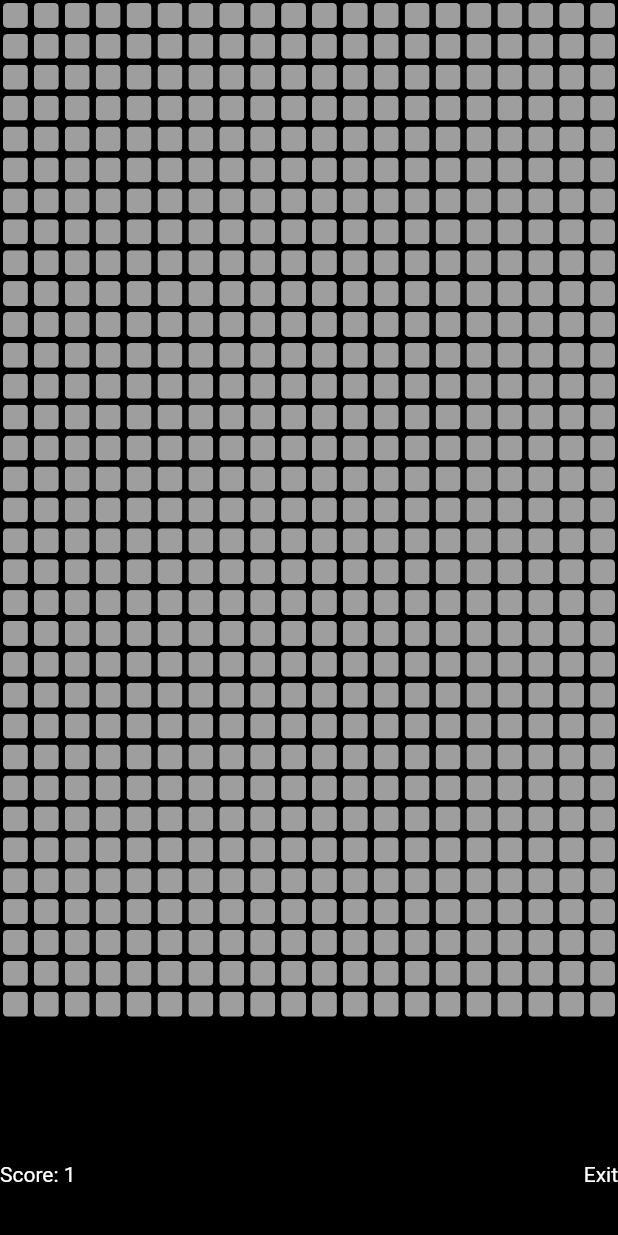
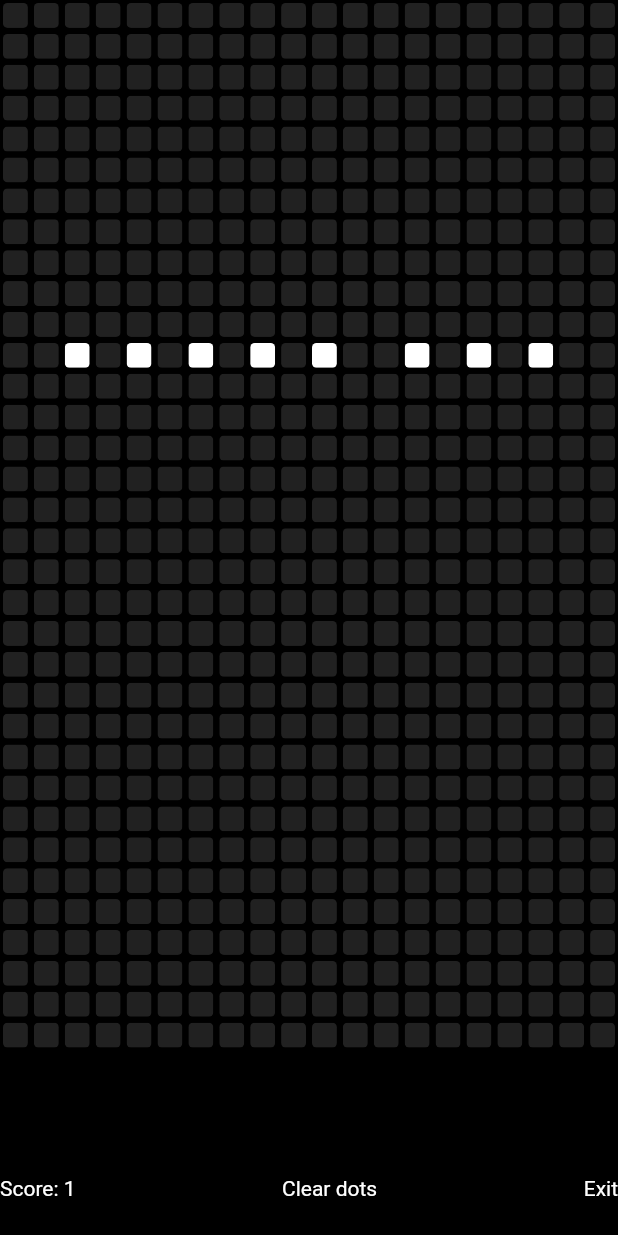
Before and after one commit to wkulczi/TheGame, a Flutter app: the screen it shows after launch, after a tap on "Exit", on a phone screen of 412 x 824 dp. Run offline on Flutter 3.47's test engine with Material 2 defaults, Android fonts, the phone set to English and light mode, and no system bars; our stand-ins replace equatable.

```diff
--- a/lib/coord-space.dart
+++ b/lib/coord-space.dart
@@ -1,21 +1,38 @@
 import 'package:flutter/cupertino.dart';
+import 'package:equatable/equatable.dart';
 
 class CoordinateSpace {
-  int _maxCols = 0; //X value counting from left
+  int _maxCols = 0;
+  int _maxRows = 0;
 
-  CoordinateSpace({@required int elementsInRow}) {
+  CoordinateSpace({@required int elementsInRow, @required int elementsInColumn}) {
     this._maxCols = elementsInRow;
+    this._maxRows = elementsInColumn;
   }
 
+  ///Convert those dirty integers into readable format
   Coord convert({@required int pos}) {
     var xPos = pos % _maxCols;
     var yPos = (pos / _maxCols).floor();
 
     return Coord(x: xPos, y: yPos);
   }
+
+  ///Deconvert readable objects into dirty integers
+  int deconvert({@required Coord coord}) {
+    return coord.getX() + coord.getY() * _maxCols;
+  }
+
+  int getMaxRows(){
+    return _maxRows;
+  }
+
+  int getMaxCols(){
+    return _maxCols;
+  }
 }
 
-class Coord {
+class Coord extends Equatable {
   int _x = 0;
   int _y = 0;
 
@@ -35,4 +52,38 @@ class Coord {
   int getY() {
     return this._y;
   }
+
+  @override
+  String toString() {
+    return "{x: " + this._x.toString() + ", y: " + this._y.toString()+"}";
+  }
+
+  @override
+  List<Object> get props => [this._x, this._y];
+
+  ///feed me list of active Dots, max number of rows and rows from CoordinateSpace instance
+  int countNeighboursWithWrap(List<Coord> activeDots, int maxX, int maxY){
+    int aliveNeighbours = 0;
+
+    List<Coord> neighbours = [
+      Coord(x: (_x-1+maxX)%maxX, y: (_y+1+maxY)%maxY),
+      Coord(x: (_x+1+maxX)%maxX, y: (_y+1+maxY)%maxY),
+      Coord(x: (_x-1+maxX)%maxX, y: _y),
+      Coord(x: (_x+1+maxX)%maxX, y:_y),
+      Coord(x: (_x-1+maxX)%maxX, y: (_y-1+maxY)%maxY),
+      Coord(x: (_x+1+maxX)%maxX, y: (_y-1+maxY)%maxY),
+      Coord(x: _x,y:_y-1),
+      Coord(x: _x,y:_y+1),
+    ];
+
+    print(activeDots);
+    print(neighbours);
+
+    activeDots.forEach((element) {
+      if (neighbours.contains(element))
+        aliveNeighbours++;
+    });
+
+    return aliveNeighbours;
+  }
 }
--- a/lib/main.dart
+++ b/lib/main.dart
@@ -1,4 +1,7 @@
+import 'dart:async';
+
 import 'package:flutter/material.dart';
+import 'package:flutter_app/coord-space.dart';
 
 void main() {
   runApp(MaterialApp(home: GameScreen(), routes: <String, WidgetBuilder>{
@@ -25,7 +28,7 @@ class GameScreen extends StatelessWidget {
   @override
   Widget build(BuildContext context) {
     return MaterialApp(
-      title: 'Snake',
+      title: 'The Game',
       home: GameScreenState(),
     );
   }
@@ -40,6 +43,29 @@ class GameScreenState extends StatefulWidget {
 
 class _GameScreenStateState extends State<GameScreenState> {
   int score = 0;
+  bool isPlaying = true;
+  static int maxCols = 20;
+  static int maxRows = 34;
+
+  //coordinate space scales, to freely convert from int to Coord and back
+  static CoordinateSpace coordinateSpace = new CoordinateSpace(elementsInRow: maxCols, elementsInColumn: maxRows);
+
+  var activeDots = [222, 224, 226, 228, 230, 233, 235, 237];
+
+  void gameLoop() {
+    print(this.activeDots);
+    var activeDotsAsCoords = [];
+    this.activeDots.forEach((element) {activeDotsAsCoords.add(coordinateSpace.convert(pos: element));});
+    print(activeDotsAsCoords);
+    // Timer.periodic(Duration(milliseconds: 700), (timer) {
+       // update stuff
+      // this.updateScreen();
+    // });
+  }
+
+  void updateScreen() {
+    //  rules go here
+  }
 
   @override
   Widget build(BuildContext context) {
@@ -49,24 +75,17 @@ class _GameScreenStateState extends State<GameScreenState> {
         mainAxisAlignment: MainAxisAlignment.center,
         children: <Widget>[
           Expanded(
-              flex: 9,
+              flex: 12,
               child: Container(
                 child: GridView.builder(
                     //don't ask me why
-                    itemCount: 660,
+                    itemCount: maxCols*maxRows,
                     physics: NeverScrollableScrollPhysics(),
                     gridDelegate: SliverGridDelegateWithFixedCrossAxisCount(
-                        crossAxisCount: 20),
+                        crossAxisCount: maxCols),
                     itemBuilder: (context, index) {
-                      return Container(
-                        padding: EdgeInsets.all(2),
-                        child: ClipRRect(
-                          borderRadius: BorderRadius.circular(3),
-                          child: Container(
-                            color: Colors.grey,
-                          ),
-                        ),
-                      );
+                      return this.ConditionallyColoredRectangle(
+                          activeDots.contains(index), index);
                     }),
               )),
           Expanded(
@@ -83,13 +102,20 @@ class _GameScreenStateState extends State<GameScreenState> {
                 InkWell(
                   child: Container(
                     child: Text(
-                      "Exit",
+                      "Clear dots",
                       style: TextStyle(color: Colors.white),
                     ),
                   ),
-                  onTap: () => ({
-                    setState(() => score++)
-                  }),
+                  onTap: () => ({setState(() => this.activeDots.clear())}),
+                ),
+                InkWell(
+                  child: Container(
+                    child: Text(
+                      this.isPlaying ? "Exit" : "Play",
+                      style: TextStyle(color: Colors.white),
+                    ),
+                  ),
+                  onTap: () => ({this.gameLoop(), setState(() => score++)}),
                 ),
               ],
             ),
@@ -99,7 +125,41 @@ class _GameScreenStateState extends State<GameScreenState> {
     );
   }
 
-  int getScore(){
+  int getScore() {
     return this.score;
   }
+
+  Widget ConditionallyColoredRectangle(bool predicate, int index) {
+    if (predicate) {
+      return Container(
+        padding: EdgeInsets.all(2),
+        child: ClipRRect(
+          borderRadius: BorderRadius.circular(3),
+          child: InkWell(
+            onTap: () => ({
+              setState(() => this.activeDots.remove(index)),
+            }),
+            child: Container(
+              color: Colors.white,
+            ),
+          ),
+        ),
+      );
+    } else {
+      return Container(
+        padding: EdgeInsets.all(2),
+        child: ClipRRect(
+          borderRadius: BorderRadius.circular(3),
+          child: InkWell(
+            onTap: () => ({
+              setState(() => this.activeDots.add(index)),
+            }),
+            child: Container(
+              color: Colors.grey[900],
+            ),
+          ),
+        ),
+      );
+    }
+  }
 }
```
Also changed, not shown: pubspec.yaml (+1 -53 lines), pubspec.lock.
